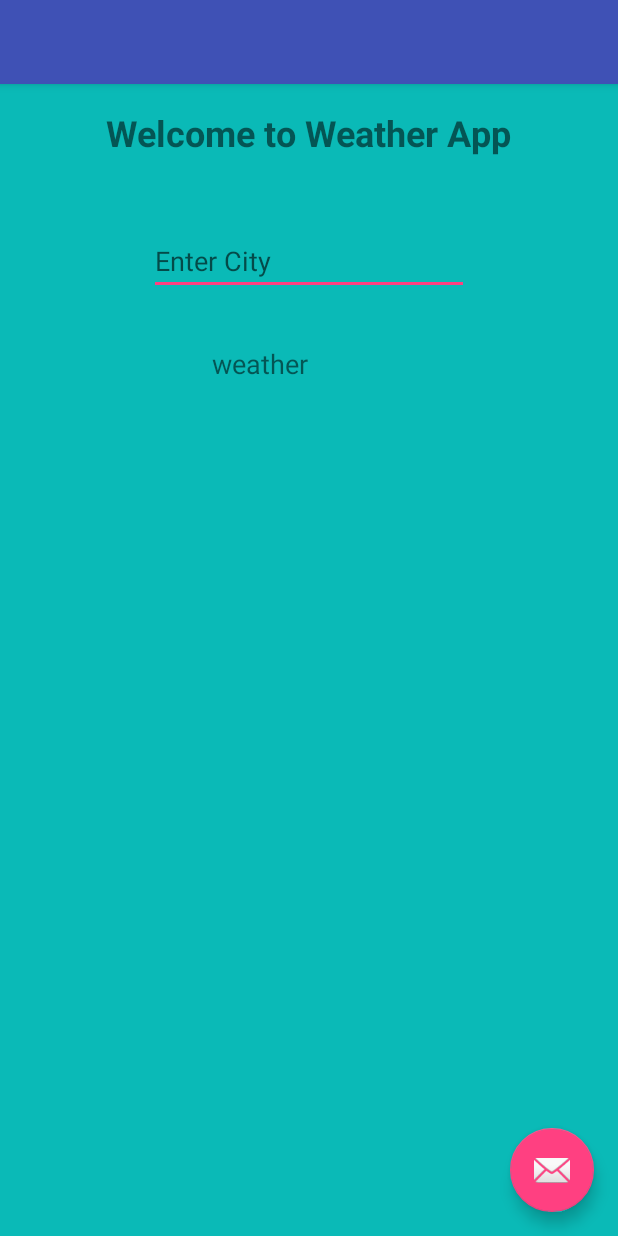
After one commit to 300621334/AndroidFinal, an Android app: the Weather screen opened directly, with no data from a screen before it, on a phone screen of 412 x 824 dp. The commit adds this screen. Run offline under Robolectric (Android 15) with nearby library versions, the phone set to English and light mode, and no system bars.

Commit message:
Weather from Dennis integrated

```diff
--- a/app/build.gradle
+++ b/app/build.gradle
@@ -24,6 +24,8 @@ dependencies {
     implementation fileTree(dir: 'libs', include: ['*.jar'])
     implementation 'com.android.support:appcompat-v7:26.1.0'
     implementation 'com.android.support.constraint:constraint-layout:1.0.2'
+    implementation 'com.android.support:design:27.1.1'
+
     testImplementation 'junit:junit:4.12'
     androidTestImplementation 'com.android.support.test:runner:1.0.1'
     androidTestImplementation 'com.android.support.test.espresso:espresso-core:3.0.1'
--- a/app/src/main/AndroidManifest.xml
+++ b/app/src/main/AndroidManifest.xml
@@ -42,6 +42,7 @@
         <activity android:name=".ToDo" />
         <activity android:name=".Dashboard" />
         <activity android:name=".Main" />
+        <activity android:name=".Weather"></activity>
     </application>
 
 </manifest>
--- a/app/src/main/java/com/agenda/Dashboard.java
+++ b/app/src/main/java/com/agenda/Dashboard.java
@@ -80,7 +80,7 @@ public class Dashboard extends AppCompatActivity {
     startActivity(i);
   }
   public void goToWeather(View view) {
-    Intent i = new Intent(this, ToDo.class);
+    Intent i = new Intent(this, Weather.class);
     startActivity(i);
   }
 
--- /dev/null
+++ b/app/src/main/res/layout/activity_weather.xml
@@ -0,0 +1,34 @@
+<?xml version="1.0" encoding="utf-8"?>
+<android.support.design.widget.CoordinatorLayout xmlns:android="http://schemas.android.com/apk/res/android"
+    xmlns:app="http://schemas.android.com/apk/res-auto"
+    xmlns:tools="http://schemas.android.com/tools"
+    android:layout_width="match_parent"
+    android:layout_height="match_parent"
+    tools:context="com.agenda.Weather">
+
+
+    <android.support.design.widget.AppBarLayout
+        android:layout_width="match_parent"
+        android:layout_height="wrap_content"
+        android:theme="@style/AppTheme.AppBarOverlay">
+
+        <android.support.v7.widget.Toolbar
+            android:id="@+id/toolbar"
+            android:layout_width="match_parent"
+            android:layout_height="?attr/actionBarSize"
+            android:background="?attr/colorPrimary"
+            app:popupTheme="@style/AppTheme.PopupOverlay" />
+
+    </android.support.design.widget.AppBarLayout>
+
+    <include layout="@layout/content_main" />
+
+    <android.support.design.widget.FloatingActionButton
+        android:id="@+id/fab"
+        android:layout_width="wrap_content"
+        android:layout_height="wrap_content"
+        android:layout_gravity="bottom|end"
+        android:layout_margin="@dimen/fab_margin"
+        app:srcCompat="@android:drawable/ic_dialog_email" />
+
+</android.support.design.widget.CoordinatorLayout>
--- /dev/null
+++ b/app/src/main/res/layout/content_main.xml
@@ -0,0 +1,55 @@
+<?xml version="1.0" encoding="utf-8"?>
+<RelativeLayout xmlns:android="http://schemas.android.com/apk/res/android"
+    xmlns:app="http://schemas.android.com/apk/res-auto"
+    xmlns:tools="http://schemas.android.com/tools"
+    android:layout_width="match_parent"
+    android:layout_height="match_parent"
+    app:layout_behavior="@string/appbar_scrolling_view_behavior"
+    tools:context=".Weather"
+    tools:showIn="@layout/activity_main"
+    android:background="@drawable/bgweather">
+
+    <TextView
+        android:layout_width="wrap_content"
+        android:layout_height="wrap_content"
+        android:layout_alignParentTop="true"
+        android:layout_centerHorizontal="true"
+        android:layout_marginTop="16dp"
+        android:text="Welcome to Weather App"
+        android:textSize="24sp"
+        android:textStyle="bold"
+        app:layout_constraintBottom_toBottomOf="parent"
+        app:layout_constraintLeft_toLeftOf="parent"
+        app:layout_constraintRight_toRightOf="parent"
+        app:layout_constraintTop_toTopOf="parent"
+        app:layout_constraintVertical_bias="0.087" />
+
+    <EditText
+        android:id="@+id/editText_EC"
+        android:layout_width="wrap_content"
+        android:layout_height="wrap_content"
+        android:layout_alignParentTop="true"
+        android:layout_centerHorizontal="true"
+        android:layout_marginTop="95dp"
+        android:ems="10"
+        android:hint="Enter City"
+        android:inputType="textPersonName"
+        tools:ignore="MissingConstraints"
+        tools:layout_editor_absoluteX="54dp"
+        tools:layout_editor_absoluteY="155dp" />
+
+    <TextView
+        android:id="@+id/textView_Weather"
+        android:layout_width="wrap_content"
+        android:layout_height="wrap_content"
+        android:layout_alignParentStart="true"
+        android:layout_alignParentTop="true"
+        android:layout_marginStart="141dp"
+        android:layout_marginTop="174dp"
+        android:text="weather"
+        android:textSize="18sp"
+        tools:ignore="MissingConstraints"
+        tools:layout_editor_absoluteX="80dp"
+        tools:layout_editor_absoluteY="253dp" />
+
+</RelativeLayout>
--- /dev/null
+++ b/app/src/main/res/menu/main_menu.xml
@@ -0,0 +1,10 @@
+<?xml version="1.0" encoding="utf-8"?>
+<menu xmlns:android="http://schemas.android.com/apk/res/android"
+    xmlns:app="http://schemas.android.com/apk/res-auto"
+    xmlns:tools="http://schemas.android.com/tools">
+    <item
+        android:id="@+id/action_settings"
+        android:orderInCategory="100"
+        android:title="@string/action_settings"
+        app:showAsAction="never" />
+</menu>
--- /dev/null
+++ b/app/src/main/res/values/dimen.xml
@@ -0,0 +1,4 @@
+<?xml version="1.0" encoding="utf-8"?>
+<resources>
+    <dimen name="fab_margin">16dp</dimen>
+</resources>
--- a/app/src/main/res/values/strings.xml
+++ b/app/src/main/res/values/strings.xml
@@ -11,4 +11,7 @@ AIzaSyA8QqnmWLlpKH9ECx0Pr0Tu-_Z76eViU_0
     <string name="dashboard_title2">WEATHER</string>
     <string name="dashboard_title3">SEND SMS</string>
     <string name="dashboard_title4">MAP</string>
+
+
+    <string name="action_settings">Settings</string>
 </resources>
--- a/app/src/main/res/values/styles.xml
+++ b/app/src/main/res/values/styles.xml
@@ -43,4 +43,20 @@
         <item name="android:paddingLeft">10dp</item>
     </style>
 
+
+
+<!--From Dennis' code-->
+    <!--<style name="AppTheme.NoActionBar">
+    <item name="windowActionBar">false</item>
+    <item name="windowNoTitle">true</item>
+    </style>-->
+
+    <style name="AppTheme.NoActionBar">
+        <item name="coordinatorLayoutStyle">@style/Widget.Design.CoordinatorLayout</item>
+    </style>
+
+    <style name="AppTheme.AppBarOverlay" parent="ThemeOverlay.AppCompat.Dark.ActionBar" />
+
+    <style name="AppTheme.PopupOverlay" parent="ThemeOverlay.AppCompat.Light" />
+
 </resources>
```
Also changed, not shown: app/src/main/java/com/agenda/Weather.java (added, +164 -0 lines), app/src/main/res/drawable/bgweather.jpg (added). Lines whose indentation alone changed are shown as unchanged.
